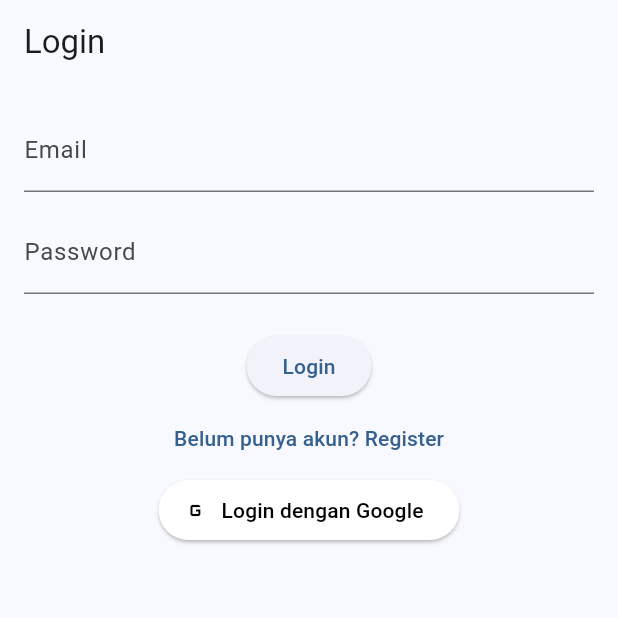
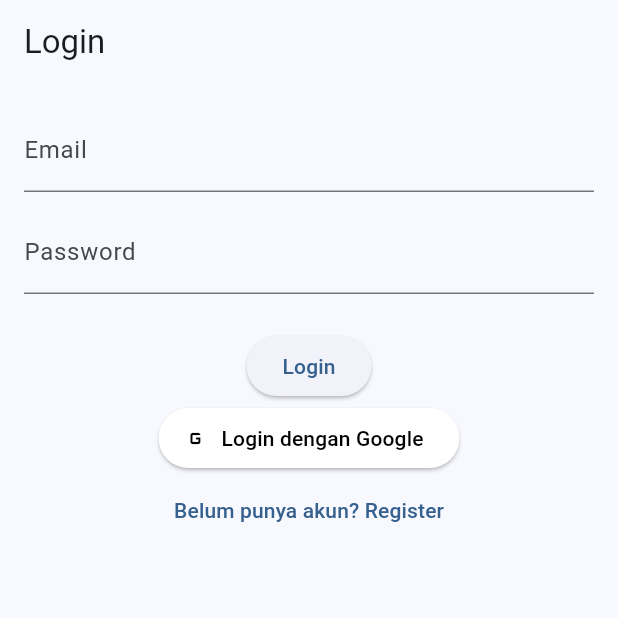
Before and after one commit to Lxtream23/tugas_uas, a Flutter app: the screen it shows after launch, after a tap on "Login dengan Google", on a phone screen of 412 x 824 dp, the top half of it. Run offline on Flutter 3.47's test engine with Material 3 defaults, Android fonts, the phone set to English and light mode, and no system bars; our stand-ins replace another_flushbar, file_picker, flutter_colorpicker, flutter_local_notifications, google_sign_in, googleapis_auth and 5 more; missing offline and left inert: android_alarm_manager_plus, googleapis, universal_html; accounts and stored records are empty; generated files the repository leaves out were written again.

Commit message:
perbaiki tampilan halaman login: tambahkan tombol login dengan Google dan perbaiki urutan tombol pendaftaran

```diff
--- a/lib/pages/auth/login_page.dart
+++ b/lib/pages/auth/login_page.dart
@@ -71,12 +71,7 @@ class _LoginPageState extends State<LoginPage> {
             _isLoading
                 ? const CircularProgressIndicator()
                 : ElevatedButton(onPressed: _login, child: const Text('Login')),
-            TextButton(
-              onPressed: () {
-                Navigator.pushNamed(context, '/register');
-              },
-              child: const Text('Belum punya akun? Register'),
-            ),
+
             ElevatedButton.icon(
               icon: const Icon(Icons.g_mobiledata),
               label: const Text("Login dengan Google"),
@@ -86,6 +81,12 @@ class _LoginPageState extends State<LoginPage> {
               ),
               onPressed: () => AuthService.signInWithGoogle(context),
             ),
+            TextButton(
+              onPressed: () {
+                Navigator.pushNamed(context, '/register');
+              },
+              child: const Text('Belum punya akun? Register'),
+            ),
           ],
         ),
       ),
--- a/lib/services/auth_service.dart
+++ b/lib/services/auth_service.dart
@@ -13,6 +13,7 @@ class AuthService {
         await Supabase.instance.client.auth.signInWithOAuth(
           OAuthProvider.google,
           redirectTo: 'http://localhost:62976', // ganti dengan URL kamu
+          queryParams: {'prompt': 'select_account'}, // ⬅️ Paksa pilih akun
         );
         // On web, Supabase handles the redirect and authentication.
         return;
@@ -26,12 +27,11 @@ class AuthService {
         final account = await googleSignIn.signIn();
 
         if (account == null) return;
-        // print('✅ Akun: ${account.email}');
-        // print('🪪 AccessToken: ${auth.accessToken}');
-        // print('🪪 IDToken: ${auth.idToken}');
-        // print('🧪 Platform: ${kIsWeb ? "Web" : "Android/iOS"}');
-
         final auth = await account.authentication;
+        print('✅ Akun: ${account.email}');
+        print('🪪 AccessToken: ${auth.accessToken}');
+        print('🪪 IDToken: ${auth.idToken}');
+        print('🧪 Platform: ${kIsWeb ? "Web" : "Android/iOS"}');
 
         if (auth.idToken == null || auth.accessToken == null) {
           print('❌ Token Google null');
```
